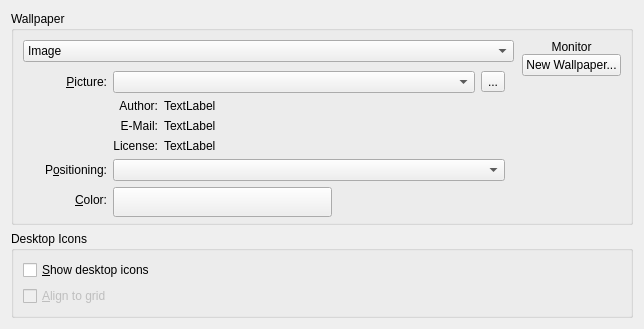
Above: plasma/containments/desktop/BackgroundDialog.ui from mgottschlag/kwin-tiling before the change. Below: the same form after it.
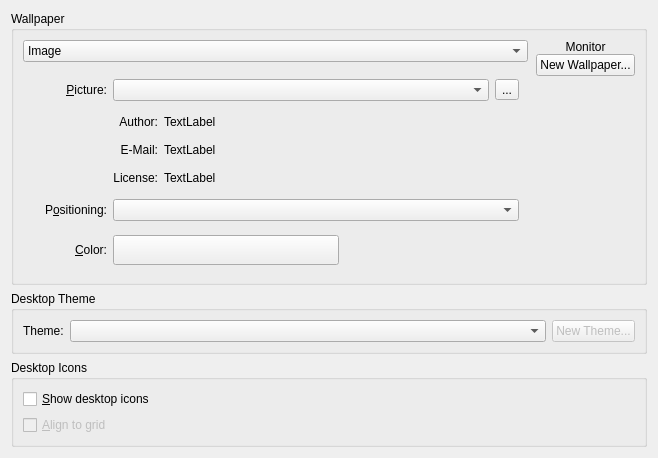
That is the form after the change. Custom widgets are drawn as their Qt base class.

Commit message: Add a theme selector to the "Configure Desktop" dialog

```diff
--- a/plasma/containments/desktop/BackgroundDialog.ui
+++ b/plasma/containments/desktop/BackgroundDialog.ui
@@ -5,8 +5,8 @@
    <rect>
     <x>0</x>
     <y>0</y>
-    <width>644</width>
-    <height>329</height>
+    <width>645</width>
+    <height>458</height>
    </rect>
   </property>
   <property name="sizePolicy" >
@@ -440,7 +440,66 @@
      </layout>
     </widget>
    </item>
+   <item row="1" column="0" >
+    <spacer>
+     <property name="orientation" >
+      <enum>Qt::Vertical</enum>
+     </property>
+     <property name="sizeHint" >
+      <size>
+       <width>636</width>
+       <height>0</height>
+      </size>
+     </property>
+    </spacer>
+   </item>
    <item row="2" column="0" >
+    <widget class="QGroupBox" name="groupBox_3" >
+     <property name="title" >
+      <string>Desktop Theme</string>
+     </property>
+     <property name="flat" >
+      <bool>true</bool>
+     </property>
+     <property name="checkable" >
+      <bool>false</bool>
+     </property>
+     <layout class="QGridLayout" >
+      <item row="0" column="0" >
+       <layout class="QHBoxLayout" >
+        <item>
+         <widget class="QLabel" name="label_3" >
+          <property name="text" >
+           <string>Theme:</string>
+          </property>
+         </widget>
+        </item>
+        <item>
+         <widget class="QComboBox" name="m_theme" >
+          <property name="sizePolicy" >
+           <sizepolicy vsizetype="Fixed" hsizetype="Expanding" >
+            <horstretch>0</horstretch>
+            <verstretch>0</verstretch>
+           </sizepolicy>
+          </property>
+         </widget>
+        </item>
+        <item>
+         <widget class="QPushButton" name="m_newThemeButton" >
+          <property name="enabled" >
+           <bool>false</bool>
+          </property>
+          <property name="text" >
+           <string>New Theme...</string>
+          </property>
+         </widget>
+        </item>
+       </layout>
+      </item>
+     </layout>
+    </widget>
+   </item>
+   <item row="3" column="0" >
     <widget class="QGroupBox" name="groupBox_2" >
      <property name="title" >
       <string>Desktop Icons</string>
@@ -472,19 +531,6 @@
      </layout>
     </widget>
    </item>
-   <item row="1" column="0" >
-    <spacer>
-     <property name="orientation" >
-      <enum>Qt::Vertical</enum>
-     </property>
-     <property name="sizeHint" >
-      <size>
-       <width>20</width>
-       <height>0</height>
-      </size>
-     </property>
-    </spacer>
-   </item>
   </layout>
  </widget>
  <customwidgets>
```
The commit also changes 2 other files.
